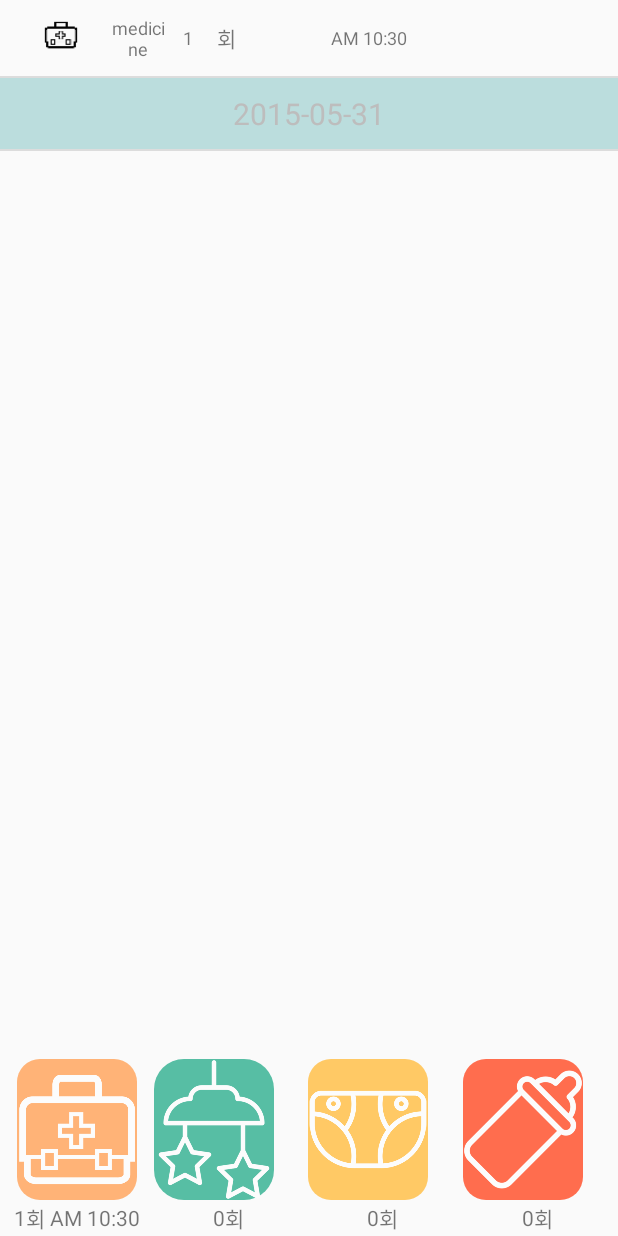
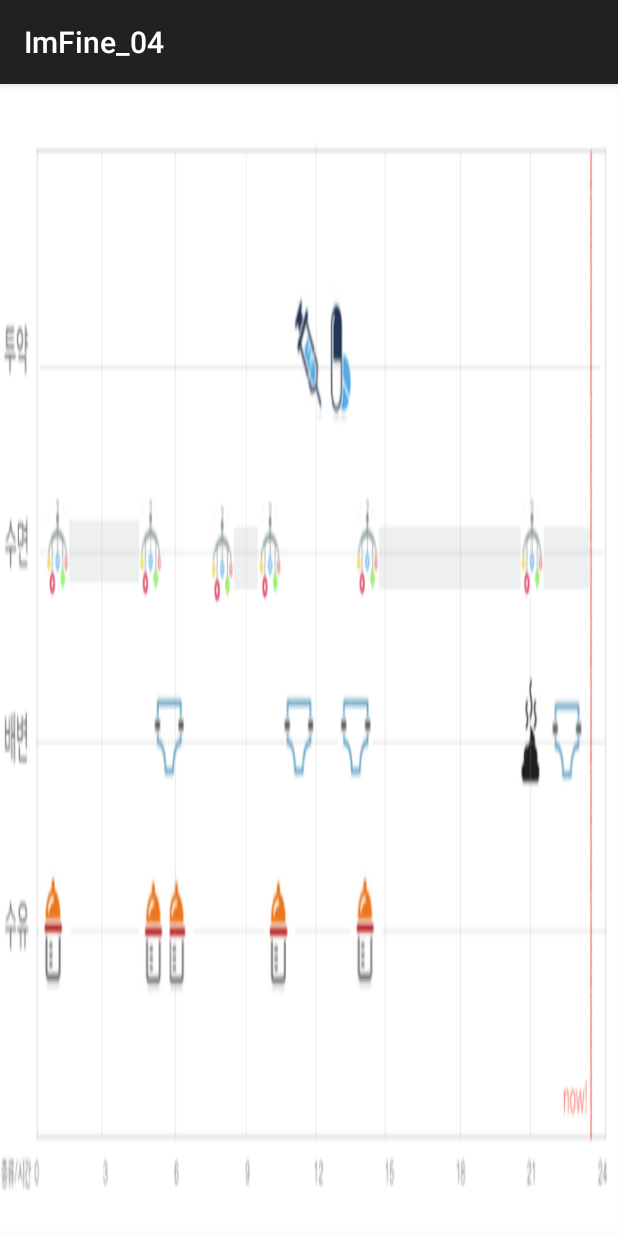
Before and after one commit to TaesunAndNunas/android, an Android app: the MainActivity screen opened directly, with no data from a screen before it, after a tap on an icon or button, on a phone screen of 412 x 824 dp. Run offline under Robolectric (Android 15) with nearby library versions, the phone set to English and light mode, and no system bars; libraries missing offline, so code that uses them is left out: retrofit.client; 2 other taps on this screen came first.

Commit message:
list header클릭시 daily graph image prototype

```diff
--- a/app/src/main/AndroidManifest.xml
+++ b/app/src/main/AndroidManifest.xml
@@ -55,6 +55,7 @@
                 <category android:name="android.intent.category.LAUNCHER" />
             </intent-filter>
         </activity>
+        <activity android:name=".DailyGraph"/>
 
 
     </application>
--- /dev/null
+++ b/app/src/main/java/test/chart/hyes/imfine_04/DailyGraph.java
@@ -0,0 +1,29 @@
+package test.chart.hyes.imfine_04;
+
+
+import android.os.Bundle;
+import android.support.v7.app.ActionBarActivity;
+import android.widget.ImageView;
+
+/**
+ * Created by hyes on 2015. 5. 31..
+ */
+public class DailyGraph extends ActionBarActivity{
+
+    private ImageView image;
+
+
+    @Override
+    protected void onCreate(Bundle savedInstanceState) {
+        super.onCreate(savedInstanceState);
+        setContentView(R.layout.daily_graph);
+
+//        image = (ImageView) findViewById(R.id.imageView);
+//
+//        Drawable drawable = getResources().getDrawable(R.drawable.daily1);
+//        drawable.setBounds(0, 0, drawable.getIntrinsicWidth(), drawable.getIntrinsicHeight());
+//// (int left, int top, int right, int bottom)
+//        image.setImageDrawable(drawable);
+
+    }
+}
--- a/app/src/main/res/drawable/sleep_round.xml
+++ b/app/src/main/res/drawable/sleep_round.xml
@@ -1,5 +1,5 @@
 <?xml version="1.0" encoding="utf-8"?>
 <shape xmlns:android="http://schemas.android.com/apk/res/android">
     <solid android:color="#57BEA4" />
-    <corners android:radius="20dp" />
+    <corners android:radius="15dp" />
 </shape>
--- /dev/null
+++ b/app/src/main/res/layout/daily_graph.xml
@@ -0,0 +1,8 @@
+<?xml version="1.0" encoding="utf-8"?>
+<LinearLayout xmlns:android="http://schemas.android.com/apk/res/android"
+    android:orientation="vertical" android:layout_width="match_parent"
+    android:layout_height="match_parent"
+    android:background="@drawable/daily2"
+    >
+
+</LinearLayout>
```
Also changed, not shown: app/src/main/java/test/chart/hyes/imfine_04/Dao.java (+19 -0 lines), app/src/main/java/test/chart/hyes/imfine_04/MainActivity.java (+6 -6 lines), app/src/main/java/test/chart/hyes/imfine_04/Widget.java (+52 -0 lines), app/src/main/res/layout/activity_main.xml (+4 -3 lines), app/src/main/res/drawable/daily1.png (added), app/src/main/res/drawable/daily2.png (added).
